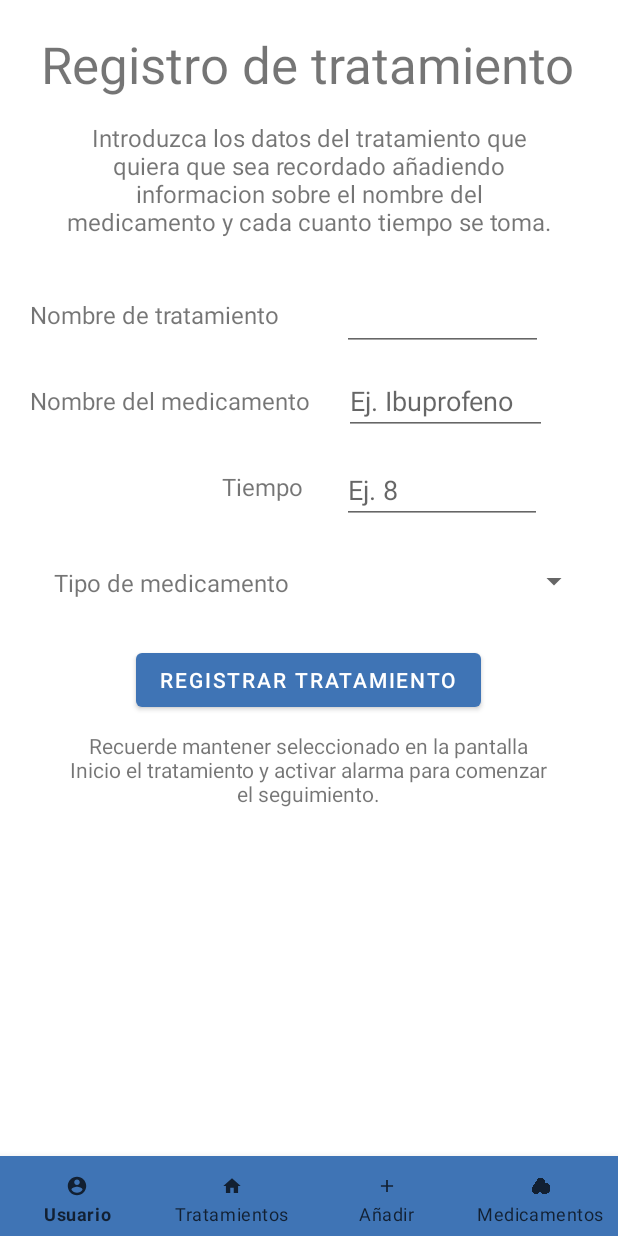
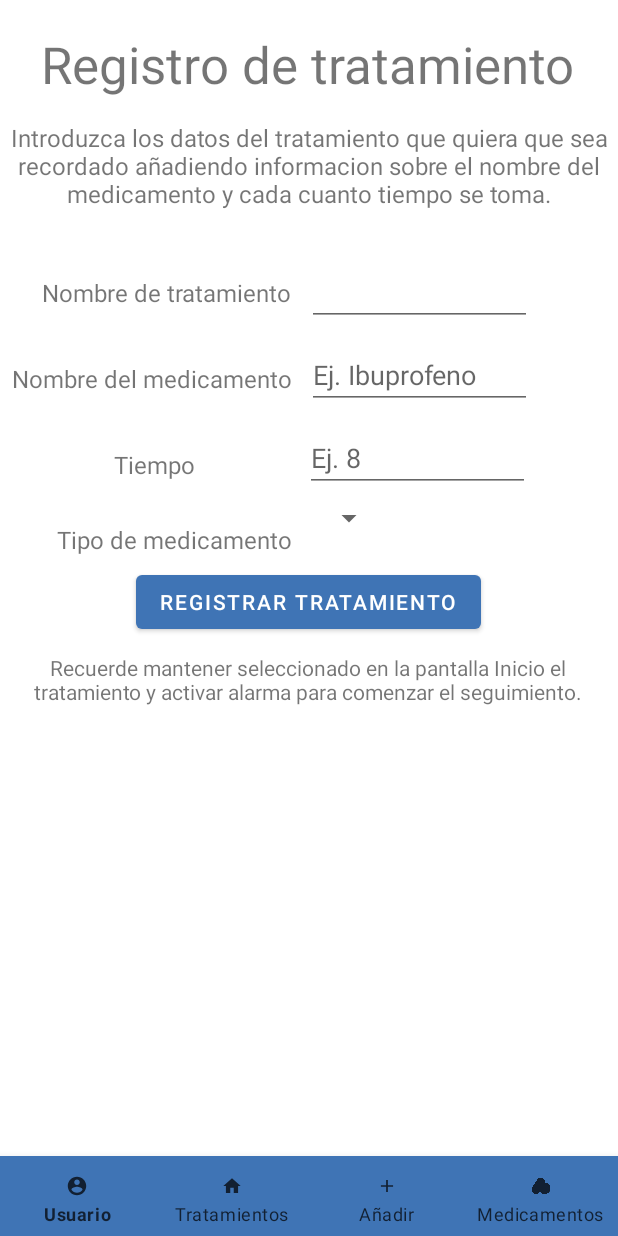
Before and after one commit to iTsZureth/ProyectoDam, an Android app: the fragment Addfrag placed in its activity, on a phone screen of 412 x 824 dp. Run offline under Robolectric (Android 15) with nearby library versions, the light colour scheme and no system bars; our stand-ins replace Volley; network calls fail; 2 statements that could not run were skipped.

Commit message:
Responsive

```diff
--- a/app/src/main/res/layout/fragment_addfrag.xml
+++ b/app/src/main/res/layout/fragment_addfrag.xml
@@ -21,56 +21,49 @@
 
     <EditText
         android:id="@+id/editnommed"
-        android:layout_width="134dp"
-        android:layout_height="43dp"
+        android:layout_width="150dp"
+        android:layout_height="wrap_content"
         android:layout_marginStart="10dp"
-        android:layout_marginTop="20dp"
-        android:layout_marginEnd="35dp"
+        android:layout_marginTop="32dp"
         android:ems="10"
         android:importantForAutofill="no"
         android:inputType="textPersonName"
-        app:layout_constraintEnd_toEndOf="parent"
-        app:layout_constraintHorizontal_bias="0.68"
         app:layout_constraintStart_toEndOf="@+id/textView12"
         app:layout_constraintTop_toBottomOf="@+id/textView8"
         tools:ignore="TouchTargetSizeCheck,TextContrastCheck,SpeakableTextPresentCheck" />
 
     <EditText
         android:id="@+id/editcant"
-        android:layout_width="135dp"
-        android:layout_height="40dp"
+        android:layout_width="150dp"
+        android:layout_height="wrap_content"
         android:layout_marginStart="10dp"
-        android:layout_marginTop="16dp"
-        android:layout_marginEnd="35dp"
+        android:layout_marginTop="10dp"
         android:ems="10"
         android:hint="Ej. Ibuprofeno"
         android:importantForAutofill="no"
         android:inputType="textPersonName"
-        app:layout_constraintEnd_toEndOf="parent"
         app:layout_constraintStart_toEndOf="@+id/textView14"
         app:layout_constraintTop_toBottomOf="@+id/editnommed"
         tools:ignore="TouchTargetSizeCheck,TextContrastCheck" />
 
     <EditText
         android:id="@+id/edittiempo"
-        android:layout_width="133dp"
-        android:layout_height="43dp"
-        android:layout_marginStart="10dp"
-        android:layout_marginTop="16dp"
-        android:layout_marginEnd="35dp"
+        android:layout_width="150dp"
+        android:layout_height="wrap_content"
+        android:layout_marginStart="73dp"
+        android:layout_marginTop="10dp"
         android:ems="10"
         android:hint="Ej. 8"
         android:importantForAutofill="no"
         android:inputType="time"
-        app:layout_constraintEnd_toEndOf="parent"
         app:layout_constraintStart_toEndOf="@+id/textView15"
         app:layout_constraintTop_toBottomOf="@+id/editcant"
         tools:ignore="TouchTargetSizeCheck,TextContrastCheck" />
 
     <TextView
         android:id="@+id/textView8"
-        android:layout_width="332dp"
-        android:layout_height="90dp"
+        android:layout_width="wrap_content"
+        android:layout_height="wrap_content"
         android:layout_marginStart="55dp"
         android:layout_marginTop="15dp"
         android:layout_marginEnd="56dp"
@@ -98,8 +91,8 @@
         android:id="@+id/textView12"
         android:layout_width="wrap_content"
         android:layout_height="wrap_content"
-        android:layout_marginStart="20dp"
-        android:layout_marginTop="28dp"
+        android:layout_marginStart="28dp"
+        android:layout_marginTop="44dp"
         android:text="@string/nombre"
         android:textSize="16sp"
         app:layout_constraintStart_toStartOf="parent"
@@ -109,7 +102,7 @@
         android:id="@+id/textView14"
         android:layout_width="wrap_content"
         android:layout_height="wrap_content"
-        android:layout_marginStart="20dp"
+        android:layout_marginStart="8dp"
         android:layout_marginTop="35dp"
         android:text="@string/gramos2"
         android:textSize="16sp"
@@ -120,7 +113,7 @@
         android:id="@+id/textView15"
         android:layout_width="wrap_content"
         android:layout_height="wrap_content"
-        android:layout_marginStart="148dp"
+        android:layout_marginStart="76dp"
         android:layout_marginTop="35dp"
         android:text="@string/tiempo"
         android:textSize="16sp"
@@ -129,8 +122,8 @@
 
     <TextView
         android:id="@+id/textView16"
-        android:layout_width="324dp"
-        android:layout_height="59dp"
+        android:layout_width="wrap_content"
+        android:layout_height="wrap_content"
         android:layout_marginStart="55dp"
         android:layout_marginTop="10dp"
         android:layout_marginEnd="55dp"
@@ -143,12 +136,13 @@
 
     <Spinner
         android:id="@+id/spinner3"
-        android:layout_width="201dp"
-        android:layout_height="44dp"
-        android:layout_marginStart="15dp"
-        android:layout_marginTop="16dp"
+        android:layout_width="wrap_content"
+        android:layout_height="wrap_content"
+        android:layout_marginStart="12dp"
+        android:layout_marginTop="5dp"
         android:layout_marginEnd="35dp"
         app:layout_constraintEnd_toEndOf="parent"
+        app:layout_constraintHorizontal_bias="0.016"
         app:layout_constraintStart_toEndOf="@+id/textView25"
         app:layout_constraintTop_toBottomOf="@+id/edittiempo"
         tools:ignore="SpeakableTextPresentCheck" />
@@ -157,8 +151,8 @@
         android:id="@+id/textView25"
         android:layout_width="wrap_content"
         android:layout_height="wrap_content"
-        android:layout_marginStart="36dp"
-        android:layout_marginTop="42dp"
+        android:layout_marginStart="38dp"
+        android:layout_marginTop="28dp"
         android:text="Tipo de medicamento"
         android:textSize="16sp"
         app:layout_constraintStart_toStartOf="parent"
```
